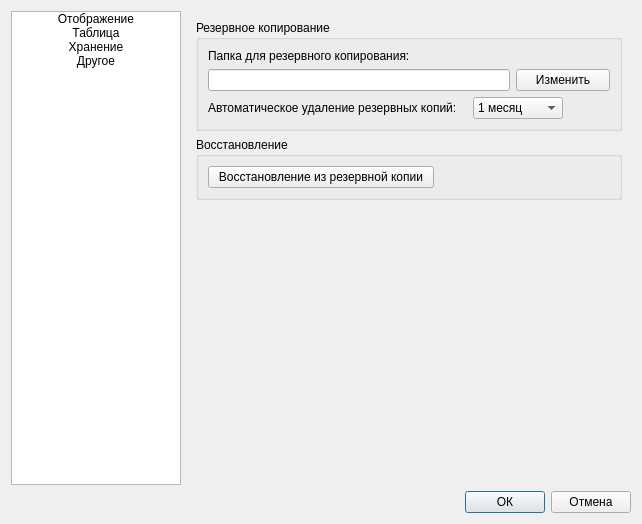
Before: the Qt Designer form designer/ui/settingsdialog.ui in Aleee/FinanceCalender, drawn with Qt 5.
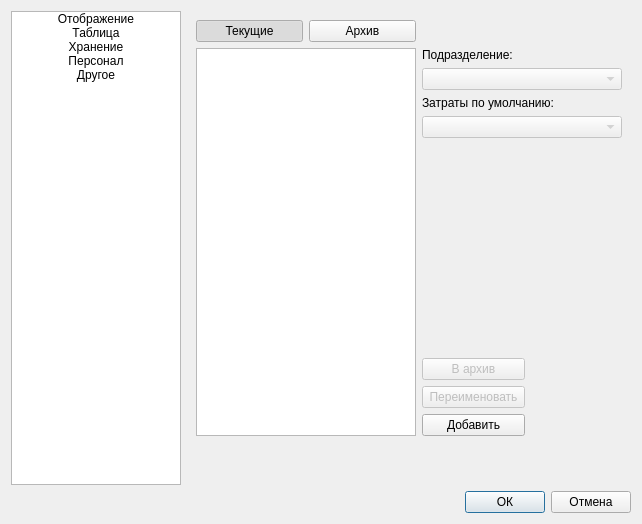
After: the same form once the commit is applied. The open tabs and pages were chosen to show the change. Icons and pictures are not drawn. Custom widgets are drawn as their Qt base class.

```diff
--- a/designer/ui/settingsdialog.ui
+++ b/designer/ui/settingsdialog.ui
@@ -776,6 +776,152 @@
       </layout>
      </widget>
      <widget class="QWidget" name="page">
+      <layout class="QGridLayout" name="gridLayout_18">
+       <item row="4" column="0" colspan="2">
+        <layout class="QHBoxLayout" name="horizontalLayout_5"/>
+       </item>
+       <item row="1" column="0" colspan="2">
+        <widget class="QListView" name="lv_personal"/>
+       </item>
+       <item row="5" column="0">
+        <spacer name="verticalSpacer_5">
+         <property name="orientation">
+          <enum>Qt::Orientation::Vertical</enum>
+         </property>
+         <property name="sizeType">
+          <enum>QSizePolicy::Policy::Fixed</enum>
+         </property>
+         <property name="sizeHint" stdset="0">
+          <size>
+           <width>20</width>
+           <height>40</height>
+          </size>
+         </property>
+        </spacer>
+       </item>
+       <item row="0" column="0">
+        <widget class="QPushButton" name="pb_pers_current">
+         <property name="text">
+          <string>Текущие</string>
+         </property>
+         <property name="checkable">
+          <bool>true</bool>
+         </property>
+         <property name="checked">
+          <bool>true</bool>
+         </property>
+         <property name="autoExclusive">
+          <bool>true</bool>
+         </property>
+        </widget>
+       </item>
+       <item row="0" column="1">
+        <widget class="QPushButton" name="pb_pers_hist">
+         <property name="text">
+          <string>Архив</string>
+         </property>
+         <property name="checkable">
+          <bool>true</bool>
+         </property>
+         <property name="autoExclusive">
+          <bool>true</bool>
+         </property>
+        </widget>
+       </item>
+       <item row="1" column="2">
+        <layout class="QGridLayout" name="gridLayout_19">
+         <item row="6" column="0">
+          <widget class="QPushButton" name="pb_pers_rename">
+           <property name="enabled">
+            <bool>false</bool>
+           </property>
+           <property name="text">
+            <string> Переименовать </string>
+           </property>
+          </widget>
+         </item>
+         <item row="0" column="0">
+          <widget class="QLabel" name="label_21">
+           <property name="text">
+            <string>Подразделение: </string>
+           </property>
+          </widget>
+         </item>
+         <item row="5" column="0">
+          <widget class="QPushButton" name="pb_pers_changetype">
+           <property name="enabled">
+            <bool>false</bool>
+           </property>
+           <property name="text">
+            <string>В архив</string>
+           </property>
+          </widget>
+         </item>
+         <item row="4" column="0">
+          <spacer name="verticalSpacer_6">
+           <property name="orientation">
+            <enum>Qt::Orientation::Vertical</enum>
+           </property>
+           <property name="sizeHint" stdset="0">
+            <size>
+             <width>20</width>
+             <height>40</height>
+            </size>
+           </property>
+          </spacer>
+         </item>
+         <item row="5" column="1">
+          <spacer name="horizontalSpacer_7">
+           <property name="orientation">
+            <enum>Qt::Orientation::Horizontal</enum>
+           </property>
+           <property name="sizeHint" stdset="0">
+            <size>
+             <width>40</width>
+             <height>20</height>
+            </size>
+           </property>
+          </spacer>
+         </item>
+         <item row="1" column="0" colspan="2">
+          <widget class="QComboBox" name="cmb_pers_dept">
+           <property name="enabled">
+            <bool>false</bool>
+           </property>
+           <property name="minimumSize">
+            <size>
+             <width>200</width>
+             <height>0</height>
+            </size>
+           </property>
+          </widget>
+         </item>
+         <item row="2" column="0" colspan="2">
+          <widget class="QLabel" name="label_22">
+           <property name="text">
+            <string>Затраты по умолчанию:</string>
+           </property>
+          </widget>
+         </item>
+         <item row="7" column="0">
+          <widget class="QPushButton" name="pb_pers_add">
+           <property name="text">
+            <string>Добавить</string>
+           </property>
+          </widget>
+         </item>
+         <item row="3" column="0" colspan="2">
+          <widget class="QComboBox" name="cmb_pers_default">
+           <property name="enabled">
+            <bool>false</bool>
+           </property>
+          </widget>
+         </item>
+        </layout>
+       </item>
+      </layout>
+     </widget>
+     <widget class="QWidget" name="pg_other">
       <layout class="QGridLayout" name="gridLayout_15">
        <item row="2" column="0">
         <spacer name="verticalSpacer_4">
@@ -980,6 +1126,18 @@
         <normaloff>:/icon-settings/designer/icons/storage.svg</normaloff>:/icon-settings/designer/icons/storage.svg</iconset>
       </property>
      </item>
+     <item>
+      <property name="text">
+       <string>Персонал</string>
+      </property>
+      <property name="textAlignment">
+       <set>AlignCenter</set>
+      </property>
+      <property name="icon">
+       <iconset resource="../../resources.qrc">
+        <normaloff>:/icon-settings/designer/icons/set_pers.svg</normaloff>:/icon-settings/designer/icons/set_pers.svg</iconset>
+      </property>
+     </item>
      <item>
       <property name="text">
        <string>Другое</string>
```
Left out of the diff: 2 changed lines with no effect on the pictures.
